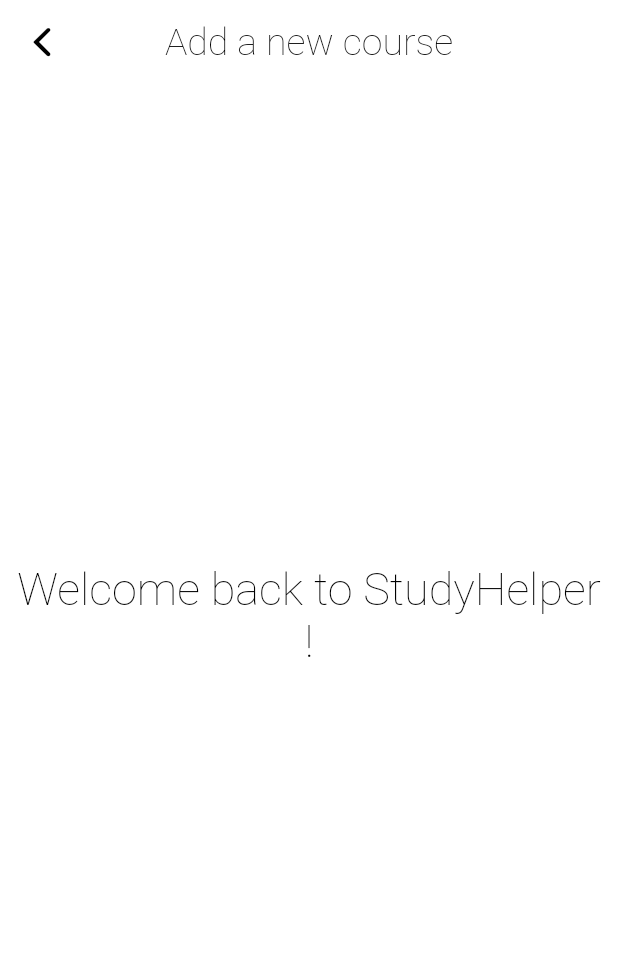
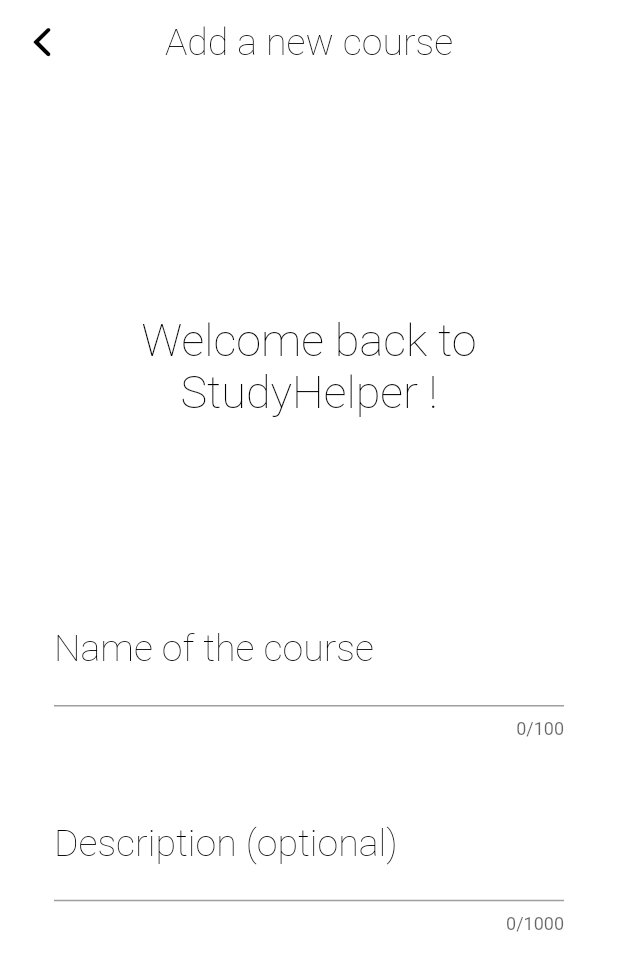
Before and after one commit to ClementSicard/StudyHelper, a Flutter app: the CoursePromptPage screen opened directly, on a phone screen of 412 x 824 dp. Shown: the top 971 px of the screen. Run offline on Flutter 3.47's test engine with Material 2 defaults, Android fonts, the phone set to English and light mode, and no system bars.

Commit message:
added fields to prompt new course

```diff
--- a/study_helper/lib/pages/course_prompt_page.dart
+++ b/study_helper/lib/pages/course_prompt_page.dart
@@ -1,5 +1,6 @@
 import 'package:flutter/cupertino.dart';
 import 'package:flutter/material.dart';
+import 'package:flutter/services.dart';
 import 'package:study_helper/utils/custom_text_styles.dart';
 import 'package:study_helper/utils/nice_button.dart';
 
@@ -11,12 +12,23 @@
 }
 
 class _CoursePromptPageState extends State<CoursePromptPage> {
-  TextEditingController _controller;
+  TextEditingController _nameController;
+  TextEditingController _commentController;
+
+  // create some values
+  Color pickerColor = Color(0xff443a49);
+  Color currentColor = Color(0xff443a49);
+
+  // ValueChanged<Color> callback
+  void changeColor(Color color) {
+    setState(() => pickerColor = color);
+  }
 
   @override
   void initState() {
     super.initState();
-    _controller = TextEditingController(text: 'initial text');
+    _nameController = TextEditingController();
+    _commentController = TextEditingController();
   }
 
   @override
@@ -46,7 +58,7 @@
       ),
       body: Center(
         child: Padding(
-          padding: const EdgeInsets.all(10.0),
+          padding: const EdgeInsets.all(20.0),
           child: ListView(
             shrinkWrap: true,
             children: <Widget>[
@@ -57,7 +69,56 @@
                   size: 30,
                 ),
               ),
-              SizedBox(height: 60),
+              SizedBox(height: 100),
+              Padding(
+                padding: EdgeInsets.all(16.0),
+                child: TextFormField(
+                  controller: _nameController,
+                  decoration: InputDecoration(
+                    labelText: 'Name of the course',
+                    focusColor: Colors.red,
+                    labelStyle: customTextStyle(),
+                    fillColor: Colors.red,
+                  ),
+                  maxLengthEnforced: true,
+                  maxLength: 100,
+                  maxLines: 1,
+                  textCapitalization: TextCapitalization.sentences,
+                  style: TextStyle(
+                    color: Colors.white,
+                    fontSize: 25,
+                    fontWeight: FontWeight.w200,
+                  ),
+                  validator: (value) {
+                    if (value.isEmpty) {
+                      return 'Please enter some text';
+                    }
+                    return null;
+                  },
+                ),
+              ),
+              Padding(
+                padding: EdgeInsets.all(16.0),
+                child: TextFormField(
+                  controller: _commentController,
+                  decoration: InputDecoration(
+                    labelText: 'Description (optional)',
+                    labelStyle: customTextStyle(),
+                    fillColor: Colors.red,
+                  ),
+                  maxLength: 1000,
+                  maxLengthEnforced: true,
+                  style: customTextStyle(),
+                  textCapitalization: TextCapitalization.sentences,
+                  validator: (value) {
+                    if (value.isEmpty) {
+                      return 'Please enter some text';
+                    }
+                    return null;
+                  },
+                ),
+              ),
+              Padding(padding: const EdgeInsets.all(16.0))
             ],
           ),
         ),
```
